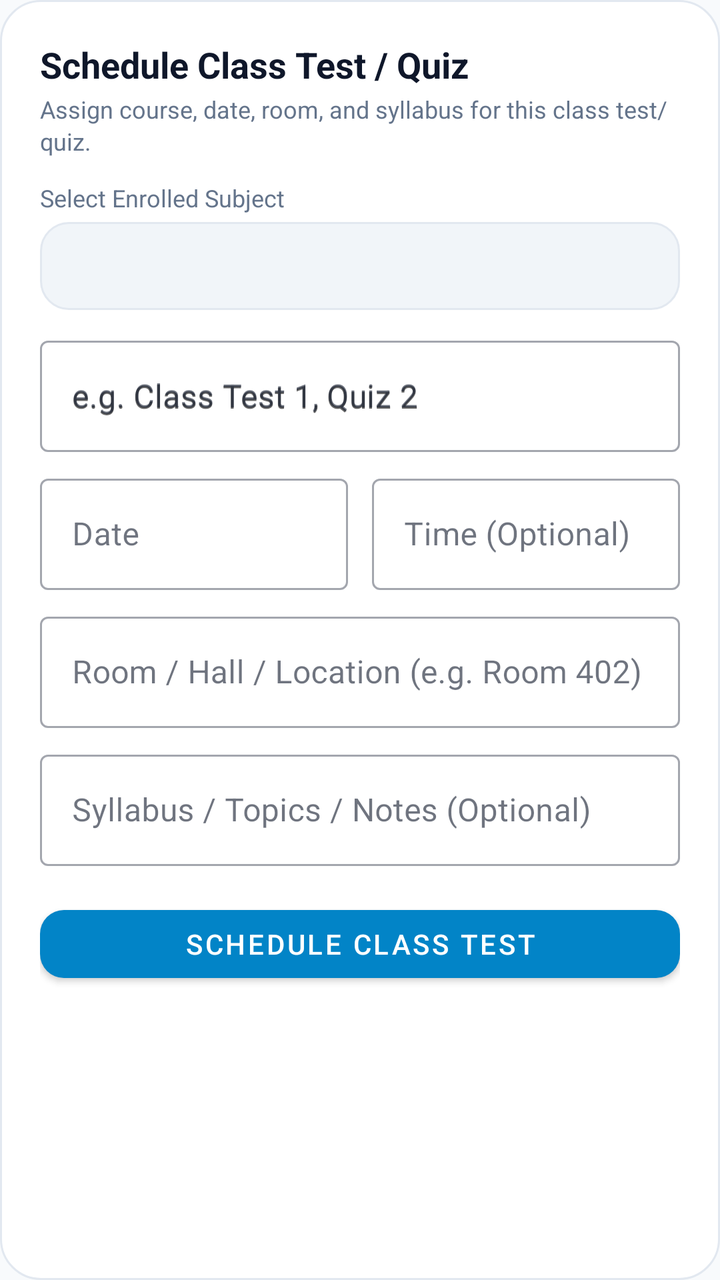
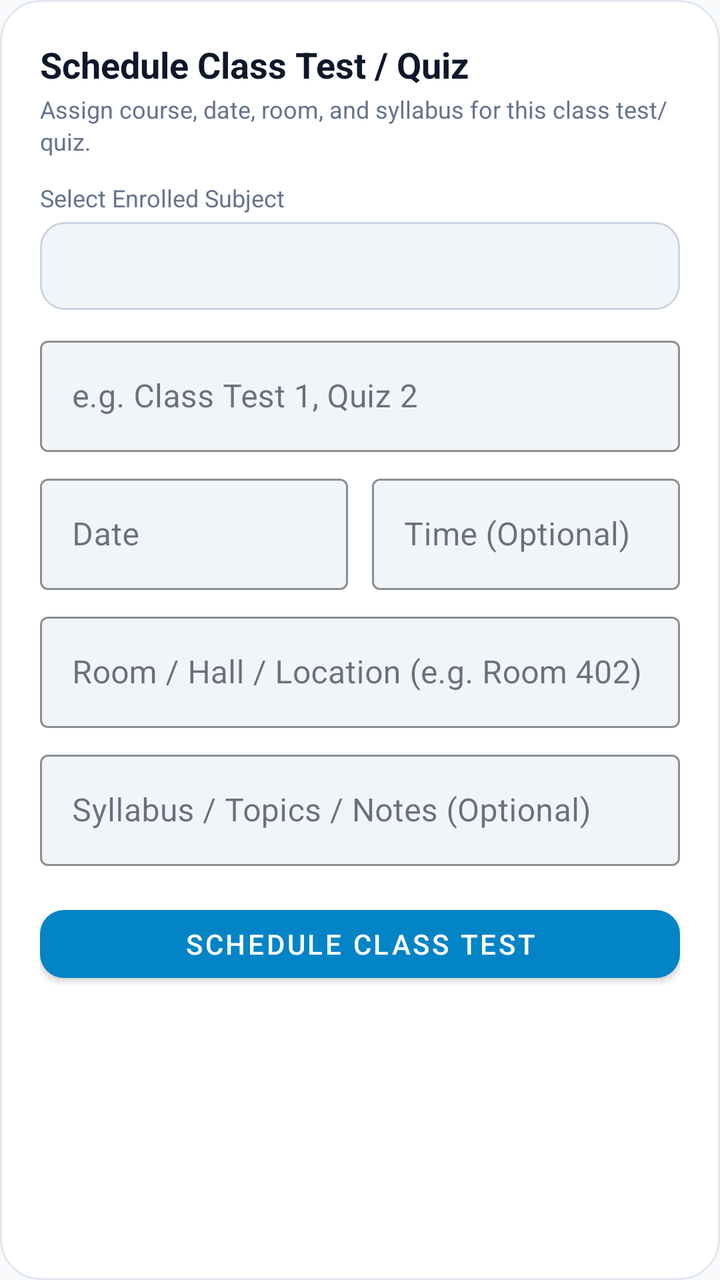

Screens rendered from an Android XML layout before and after an edit, with the pre-edit source and the edit as a unified diff.
<!-- AndroidManifest.xml: application theme Theme.LifeSync -->
<!-- res/layout/dialog_add_quiz.xml -->
<?xml version="1.0" encoding="utf-8"?>
<LinearLayout xmlns:android="http://schemas.android.com/apk/res/android"
    xmlns:app="http://schemas.android.com/apk/res-auto"
    android:layout_width="match_parent"
    android:layout_height="wrap_content"
    android:background="@drawable/bg_dialog_glass"
    android:orientation="vertical"
    android:padding="20dp">

    <TextView
        android:id="@+id/tvQuizDialogTitle"
        android:layout_width="wrap_content"
        android:layout_height="wrap_content"
        android:text="Schedule Class Test / Quiz"
        android:textColor="@color/text_primary"
        android:textSize="18sp"
        android:textStyle="bold" />

    <TextView
        android:id="@+id/tvQuizDialogSubtitle"
        android:layout_width="wrap_content"
        android:layout_height="wrap_content"
        android:layout_marginTop="2dp"
        android:text="Assign course, date, room, and syllabus for this class test/quiz."
        android:textColor="@color/text_secondary"
        android:textSize="12sp" />

    
    <TextView
        android:layout_width="wrap_content"
        android:layout_height="wrap_content"
        android:layout_marginTop="12dp"
        android:text="Select Enrolled Subject"
        android:textColor="@color/text_secondary"
        android:textSize="12sp" />

    <Spinner
        android:id="@+id/spQuizSubject"
        android:layout_width="match_parent"
        android:layout_height="44dp"
        android:layout_marginTop="4dp"
        android:background="@drawable/bg_chip_unselected" />

    
    <com.google.android.material.textfield.TextInputLayout
        android:id="@+id/tilQuizTitle"
        style="@style/Widget.MaterialComponents.TextInputLayout.OutlinedBox"
        android:layout_width="match_parent"
        android:layout_height="wrap_content"
        android:layout_marginTop="10dp"
        android:hint="e.g. Class Test 1, Quiz 2">

        <com.google.android.material.textfield.TextInputEditText
            android:id="@+id/etQuizTitle"
            android:layout_width="match_parent"
            android:layout_height="wrap_content"
            android:hint="e.g. Class Test 1, Quiz 2" />
    </com.google.android.material.textfield.TextInputLayout>

    
    <LinearLayout
        android:layout_width="match_parent"
        android:layout_height="wrap_content"
        android:layout_marginTop="8dp"
        android:orientation="horizontal">

        <com.google.android.material.textfield.TextInputLayout
            style="@style/Widget.MaterialComponents.TextInputLayout.OutlinedBox"
            android:layout_width="0dp"
            android:layout_height="wrap_content"
            android:layout_marginEnd="6dp"
            android:layout_weight="1"
            android:hint="Date">

            <com.google.android.material.textfield.TextInputEditText
                android:id="@+id/etQuizDate"
                android:layout_width="match_parent"
                android:layout_height="wrap_content"
                android:cursorVisible="false"
                android:focusable="false" />
        </com.google.android.material.textfield.TextInputLayout>

        <com.google.android.material.textfield.TextInputLayout
            style="@style/Widget.MaterialComponents.TextInputLayout.OutlinedBox"
            android:layout_width="0dp"
            android:layout_height="wrap_content"
            android:layout_marginStart="6dp"
            android:layout_weight="1"
            android:hint="Time (Optional)">

            <com.google.android.material.textfield.TextInputEditText
                android:id="@+id/etQuizTime"
                android:layout_width="match_parent"
                android:layout_height="wrap_content"
                android:cursorVisible="false"
                android:focusable="false" />
        </com.google.android.material.textfield.TextInputLayout>
    </LinearLayout>

    
    <com.google.android.material.textfield.TextInputLayout
        style="@style/Widget.MaterialComponents.TextInputLayout.OutlinedBox"
        android:layout_width="match_parent"
        android:layout_height="wrap_content"
        android:layout_marginTop="8dp"
        android:hint="Room / Hall / Location (e.g. Room 402)">

        <com.google.android.material.textfield.TextInputEditText
            android:id="@+id/etQuizRoom"
            android:layout_width="match_parent"
            android:layout_height="wrap_content" />
    </com.google.android.material.textfield.TextInputLayout>

    
    <com.google.android.material.textfield.TextInputLayout
        style="@style/Widget.MaterialComponents.TextInputLayout.OutlinedBox"
        android:layout_width="match_parent"
        android:layout_height="wrap_content"
        android:layout_marginTop="8dp"
        android:hint="Syllabus / Topics / Notes (Optional)">

        <com.google.android.material.textfield.TextInputEditText
            android:id="@+id/etQuizNotes"
            android:layout_width="match_parent"
            android:layout_height="wrap_content" />
    </com.google.android.material.textfield.TextInputLayout>

    <com.google.android.material.button.MaterialButton
        android:id="@+id/btnSaveQuiz"
        android:layout_width="match_parent"
        android:layout_height="46dp"
        android:layout_marginTop="16dp"
        android:text="Schedule Class Test"
        app:cornerRadius="12dp" />

</LinearLayout>
<!-- resources referenced by this layout -->
<resources>
  <color name="text_primary">#0F172A</color>
  <color name="text_secondary">#64748B</color>
  <!-- drawable bg_chip_unselected (drawable) -->
  <?xml version="1.0" encoding="utf-8"?>
  <shape xmlns:android="http://schemas.android.com/apk/res/android"
      android:shape="rectangle">
      <solid android:color="@color/surface_variant" />
      <corners android:radius="14dp" />
      <stroke
          android:width="1dp"
          android:color="@color/card_stroke" />
  </shape>
  <!-- drawable bg_dialog_glass (drawable) -->
  <?xml version="1.0" encoding="utf-8"?>
  <shape xmlns:android="http://schemas.android.com/apk/res/android"
      android:shape="rectangle">
      <corners android:radius="20dp" />
      <solid android:color="@color/surface" />
      <stroke
          android:width="1dp"
          android:color="@color/card_stroke" />
  </shape>
  <style name="Theme.LifeSync" parent="Theme.MaterialComponents.DayNight.NoActionBar">
          <item name="colorPrimary">@color/primary</item>
          <item name="colorPrimaryVariant">@color/primary_variant</item>
          <item name="colorOnPrimary">@color/on_primary</item>
          <item name="colorSecondary">@color/secondary</item>
          <item name="colorSecondaryVariant">@color/secondary_variant</item>
          <item name="colorOnSecondary">@color/on_secondary</item>
          <item name="colorSurface">@color/surface</item>
          <item name="colorOnSurface">@color/text_primary</item>
          <item name="colorOnBackground">@color/text_primary</item>
          <item name="colorOnSurfaceVariant">@color/text_secondary</item>
          <item name="android:colorBackground">@color/background</item>
          <item name="android:windowBackground">@color/background</item>
          <item name="android:textColorPrimary">@color/text_primary</item>
          <item name="android:textColorSecondary">@color/text_secondary</item>
          <item name="android:statusBarColor">@color/background</item>
          <item name="android:windowLightStatusBar">true</item>
          <item name="android:navigationBarColor">@color/background</item>
          <item name="materialCardViewStyle">@style/CardElevationRounded</item>
          <item name="android:textViewStyle">@style/DuoRhythmTextView</item>
          <item name="android:editTextStyle">@style/DuoRhythmEditText</item>
          <item name="editTextStyle">@style/DuoRhythmEditText</item>
      </style>
  <color name="surface_variant">#F1F5F9</color>
  <color name="card_stroke">#E2E8F0</color>
  <color name="surface">#FFFFFF</color>
  <color name="primary">#0284C7</color>
  <color name="primary_variant">#0369A1</color>
  <color name="on_primary">#FFFFFF</color>
  <color name="secondary">#7C3AED</color>
  <color name="secondary_variant">#6D28D9</color>
  <color name="on_secondary">#FFFFFF</color>
  <color name="background">#F8FAFC</color>
  <style name="CardElevationRounded" parent="Widget.MaterialComponents.CardView">
          <item name="cardCornerRadius">22dp</item>
          <item name="cardElevation">2dp</item>
          <item name="strokeWidth">1dp</item>
          <item name="strokeColor">@color/card_stroke</item>
          <item name="cardBackgroundColor">@color/surface_card</item>
      </style>
  <style name="DuoRhythmTextView" parent="android:Widget.TextView">
          <item name="android:lineSpacingExtra">2dp</item>
          <item name="android:fontFamily">sans-serif</item>
          <item name="android:includeFontPadding">true</item>
      </style>
  <style name="DuoRhythmEditText" parent="android:Widget.EditText">
          <item name="android:lineSpacingExtra">2dp</item>
          <item name="android:fontFamily">sans-serif</item>
          <item name="android:includeFontPadding">true</item>
          <item name="android:textColor">@color/text_primary</item>
          <item name="android:textColorHint">@color/text_secondary</item>
      </style>
  <color name="surface_card">#FFFFFF</color>
</resources>

<!-- the commit's change to res/layout/dialog_add_quiz.xml (unified diff, before → after) -->
@@ -39,7 +39,7 @@
         android:layout_width="match_parent"
         android:layout_height="44dp"
         android:layout_marginTop="4dp"
-        android:background="@drawable/bg_chip_unselected" />
+        android:background="@drawable/bg_edit_text_dynamic" />
 
     
     <com.google.android.material.textfield.TextInputLayout
@@ -48,13 +48,16 @@
         android:layout_width="match_parent"
         android:layout_height="wrap_content"
         android:layout_marginTop="10dp"
+        app:boxBackgroundColor="@color/surface_variant"
+        app:boxStrokeColor="@color/card_stroke_bright"
         android:hint="e.g. Class Test 1, Quiz 2">
 
         <com.google.android.material.textfield.TextInputEditText
             android:id="@+id/etQuizTitle"
             android:layout_width="match_parent"
             android:layout_height="wrap_content"
-            android:hint="e.g. Class Test 1, Quiz 2" />
+            android:textColor="?attr/colorOnSurface"
+            android:textColorHint="?attr/colorOutline" />
     </com.google.android.material.textfield.TextInputLayout>
 
     
@@ -70,6 +73,8 @@
             android:layout_height="wrap_content"
             android:layout_marginEnd="6dp"
             android:layout_weight="1"
+            app:boxBackgroundColor="@color/surface_variant"
+            app:boxStrokeColor="@color/card_stroke_bright"
             android:hint="Date">
 
             <com.google.android.material.textfield.TextInputEditText
@@ -77,7 +82,9 @@
                 android:layout_width="match_parent"
                 android:layout_height="wrap_content"
                 android:cursorVisible="false"
-                android:focusable="false" />
+                android:focusable="false"
+                android:textColor="?attr/colorOnSurface"
+                android:textColorHint="?attr/colorOutline" />
         </com.google.android.material.textfield.TextInputLayout>
 
         <com.google.android.material.textfield.TextInputLayout
@@ -86,6 +93,8 @@
             android:layout_height="wrap_content"
             android:layout_marginStart="6dp"
             android:layout_weight="1"
+            app:boxBackgroundColor="@color/surface_variant"
+            app:boxStrokeColor="@color/card_stroke_bright"
             android:hint="Time (Optional)">
 
             <com.google.android.material.textfield.TextInputEditText
@@ -93,7 +102,9 @@
                 android:layout_width="match_parent"
                 android:layout_height="wrap_content"
                 android:cursorVisible="false"
-                android:focusable="false" />
+                android:focusable="false"
+                android:textColor="?attr/colorOnSurface"
+                android:textColorHint="?attr/colorOutline" />
         </com.google.android.material.textfield.TextInputLayout>
     </LinearLayout>
 
@@ -103,12 +114,16 @@
         android:layout_width="match_parent"
         android:layout_height="wrap_content"
         android:layout_marginTop="8dp"
+        app:boxBackgroundColor="@color/surface_variant"
+        app:boxStrokeColor="@color/card_stroke_bright"
         android:hint="Room / Hall / Location (e.g. Room 402)">
 
         <com.google.android.material.textfield.TextInputEditText
             android:id="@+id/etQuizRoom"
             android:layout_width="match_parent"
-            android:layout_height="wrap_content" />
+            android:layout_height="wrap_content"
+            android:textColor="?attr/colorOnSurface"
+            android:textColorHint="?attr/colorOutline" />
     </com.google.android.material.textfield.TextInputLayout>
 
     
@@ -117,12 +132,16 @@
         android:layout_width="match_parent"
         android:layout_height="wrap_content"
         android:layout_marginTop="8dp"
+        app:boxBackgroundColor="@color/surface_variant"
+        app:boxStrokeColor="@color/card_stroke_bright"
         android:hint="Syllabus / Topics / Notes (Optional)">
 
         <com.google.android.material.textfield.TextInputEditText
             android:id="@+id/etQuizNotes"
             android:layout_width="match_parent"
-            android:layout_height="wrap_content" />
+            android:layout_height="wrap_content"
+            android:textColor="?attr/colorOnSurface"
+            android:textColorHint="?attr/colorOutline" />
     </com.google.android.material.textfield.TextInputLayout>
 
     <com.google.android.material.button.MaterialButton
<!-- resource entries referenced after the edit -->
@@ -1,17 +1,8 @@
 <!-- resources referenced by this layout -->
 <resources>
+  <color name="card_stroke_bright">#CBD5E1</color>
   <color name="text_primary">#0F172A</color>
   <color name="text_secondary">#64748B</color>
-  <!-- drawable bg_chip_unselected (drawable) -->
-  <?xml version="1.0" encoding="utf-8"?>
-  <shape xmlns:android="http://schemas.android.com/apk/res/android"
-      android:shape="rectangle">
-      <solid android:color="@color/surface_variant" />
-      <corners android:radius="14dp" />
-      <stroke
-          android:width="1dp"
-          android:color="@color/card_stroke" />
-  </shape>
   <!-- drawable bg_dialog_glass (drawable) -->
   <?xml version="1.0" encoding="utf-8"?>
   <shape xmlns:android="http://schemas.android.com/apk/res/android"
@@ -21,6 +12,16 @@
       <stroke
           android:width="1dp"
           android:color="@color/card_stroke" />
+  </shape>
+  <!-- drawable bg_edit_text_dynamic (drawable) -->
+  <?xml version="1.0" encoding="utf-8"?>
+  <shape xmlns:android="http://schemas.android.com/apk/res/android"
+      android:shape="rectangle">
+      <solid android:color="@color/surface_variant" />
+      <corners android:radius="12dp" />
+      <stroke
+          android:width="1dp"
+          android:color="@color/card_stroke_bright" />
   </shape>
   <style name="Theme.LifeSync" parent="Theme.MaterialComponents.DayNight.NoActionBar">
           <item name="colorPrimary">@color/primary</item>
